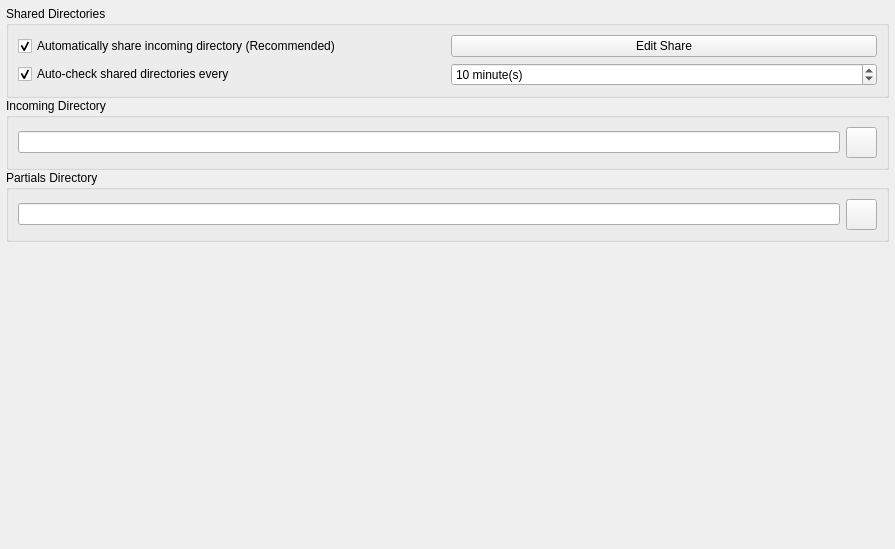
First picture: the form in retroshare-gui/src/gui/settings/DirectoriesPage.ui, repository RetroShare/RetroShare, before the edit.
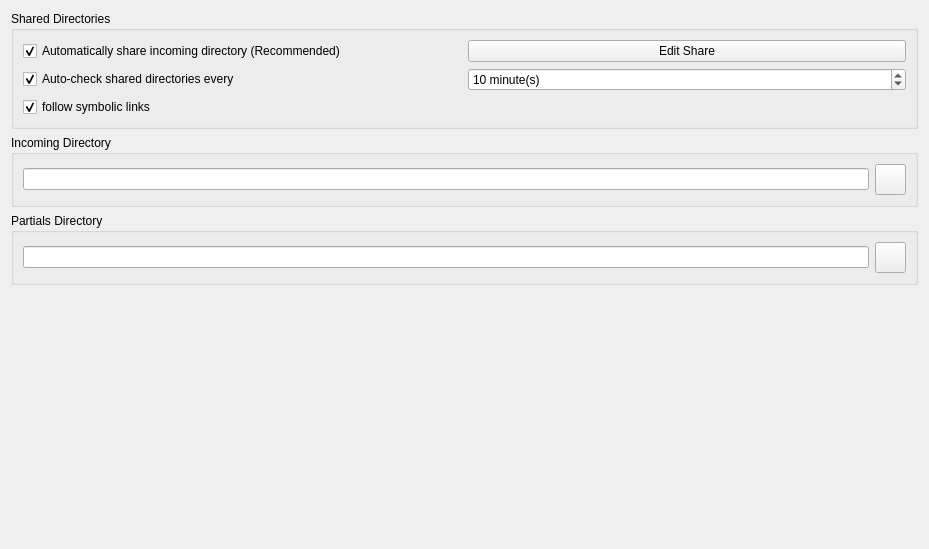
Second picture: the form after the edit. Icons and pictures are not drawn.

Commit message: added an option to follow symbolic links or not, and anti-loop system during directories traversal

What changed in the file:
```diff
--- a/retroshare-gui/src/gui/settings/DirectoriesPage.ui
+++ b/retroshare-gui/src/gui/settings/DirectoriesPage.ui
@@ -6,114 +6,12 @@
    <rect>
     <x>0</x>
     <y>0</y>
-    <width>895</width>
+    <width>929</width>
     <height>549</height>
    </rect>
   </property>
-  <layout class="QGridLayout">
-   <property name="margin">
-    <number>6</number>
-   </property>
-   <property name="spacing">
-    <number>0</number>
-   </property>
-   <item row="1" column="0">
-    <widget class="QGroupBox" name="groupBox_2">
-     <property name="title">
-      <string>Incoming Directory</string>
-     </property>
-     <layout class="QGridLayout">
-      <item row="0" column="0">
-       <widget class="QLineEdit" name="incomingDir">
-        <property name="readOnly">
-         <bool>true</bool>
-        </property>
-       </widget>
-      </item>
-      <item row="0" column="1">
-       <widget class="QPushButton" name="incomingButton">
-        <property name="minimumSize">
-         <size>
-          <width>31</width>
-          <height>31</height>
-         </size>
-        </property>
-        <property name="maximumSize">
-         <size>
-          <width>31</width>
-          <height>31</height>
-         </size>
-        </property>
-        <property name="toolTip">
-         <string>Browse</string>
-        </property>
-        <property name="text">
-         <string/>
-        </property>
-        <property name="icon">
-         <iconset resource="../images.qrc">
-          <normaloff>:/images/directoryselect_24x24_shadow.png</normaloff>:/images/directoryselect_24x24_shadow.png</iconset>
-        </property>
-        <property name="iconSize">
-         <size>
-          <width>24</width>
-          <height>24</height>
-         </size>
-        </property>
-       </widget>
-      </item>
-     </layout>
-    </widget>
-   </item>
-   <item row="2" column="0">
-    <widget class="QGroupBox" name="groupBox_3">
-     <property name="title">
-      <string>Partials Directory</string>
-     </property>
-     <layout class="QGridLayout">
-      <item row="0" column="0">
-       <widget class="QLineEdit" name="partialsDir">
-        <property name="readOnly">
-         <bool>true</bool>
-        </property>
-       </widget>
-      </item>
-      <item row="0" column="1">
-       <widget class="QPushButton" name="partialButton">
-        <property name="minimumSize">
-         <size>
-          <width>31</width>
-          <height>31</height>
-         </size>
-        </property>
-        <property name="maximumSize">
-         <size>
-          <width>31</width>
-          <height>31</height>
-         </size>
-        </property>
-        <property name="toolTip">
-         <string>Browse</string>
-        </property>
-        <property name="text">
-         <string/>
-        </property>
-        <property name="icon">
-         <iconset resource="../images.qrc">
-          <normaloff>:/images/directoryselect_24x24_shadow.png</normaloff>:/images/directoryselect_24x24_shadow.png</iconset>
-        </property>
-        <property name="iconSize">
-         <size>
-          <width>24</width>
-          <height>24</height>
-         </size>
-        </property>
-       </widget>
-      </item>
-     </layout>
-    </widget>
-   </item>
-   <item row="0" column="0">
+  <layout class="QVBoxLayout" name="verticalLayout_2">
+   <item>
     <widget class="QGroupBox" name="groupBox">
      <property name="title">
       <string>Shared Directories</string>
@@ -176,10 +74,119 @@
         </item>
        </layout>
       </item>
+      <item>
+       <widget class="QCheckBox" name="followSymLinks_CB">
+        <property name="toolTip">
+         <string>&lt;html&gt;&lt;head/&gt;&lt;body&gt;&lt;p&gt;Tells Retroshare to follow the links. Loops and duplicate directories are automatically taken care of. If unchecked, Retroshare will just ignore symbolic links to both files and directories.&lt;/p&gt;&lt;/body&gt;&lt;/html&gt;</string>
+        </property>
+        <property name="text">
+         <string>follow symbolic links</string>
+        </property>
+        <property name="checked">
+         <bool>true</bool>
+        </property>
+       </widget>
+      </item>
      </layout>
     </widget>
    </item>
-   <item row="3" column="0">
+   <item>
+    <widget class="QGroupBox" name="groupBox_2">
+     <property name="title">
+      <string>Incoming Directory</string>
+     </property>
+     <layout class="QGridLayout">
+      <item row="0" column="0">
+       <widget class="QLineEdit" name="incomingDir">
+        <property name="readOnly">
+         <bool>true</bool>
+        </property>
+       </widget>
+      </item>
+      <item row="0" column="1">
+       <widget class="QPushButton" name="incomingButton">
+        <property name="minimumSize">
+         <size>
+          <width>31</width>
+          <height>31</height>
+         </size>
+        </property>
+        <property name="maximumSize">
+         <size>
+          <width>31</width>
+          <height>31</height>
+         </size>
+        </property>
+        <property name="toolTip">
+         <string>Browse</string>
+        </property>
+        <property name="text">
+         <string/>
+        </property>
+        <property name="icon">
+         <iconset resource="../images.qrc">
+          <normaloff>:/images/directoryselect_24x24_shadow.png</normaloff>:/images/directoryselect_24x24_shadow.png</iconset>
+        </property>
+        <property name="iconSize">
+         <size>
+          <width>24</width>
+          <height>24</height>
+         </size>
+        </property>
+       </widget>
+      </item>
+     </layout>
+    </widget>
+   </item>
+   <item>
+    <widget class="QGroupBox" name="groupBox_3">
+     <property name="title">
+      <string>Partials Directory</string>
+     </property>
+     <layout class="QGridLayout">
+      <item row="0" column="0">
+       <widget class="QLineEdit" name="partialsDir">
+        <property name="readOnly">
+         <bool>true</bool>
+        </property>
+       </widget>
+      </item>
+      <item row="0" column="1">
+       <widget class="QPushButton" name="partialButton">
+        <property name="minimumSize">
+         <size>
+          <width>31</width>
+          <height>31</height>
+         </size>
+        </property>
+        <property name="maximumSize">
+         <size>
+          <width>31</width>
+          <height>31</height>
+         </size>
+        </property>
+        <property name="toolTip">
+         <string>Browse</string>
+        </property>
+        <property name="text">
+         <string/>
+        </property>
+        <property name="icon">
+         <iconset resource="../images.qrc">
+          <normaloff>:/images/directoryselect_24x24_shadow.png</normaloff>:/images/directoryselect_24x24_shadow.png</iconset>
+        </property>
+        <property name="iconSize">
+         <size>
+          <width>24</width>
+          <height>24</height>
+         </size>
+        </property>
+       </widget>
+      </item>
+     </layout>
+    </widget>
+   </item>
+   <item>
     <spacer name="verticalSpacer">
      <property name="orientation">
       <enum>Qt::Vertical</enum>
```
The commit also changes 12 other files.
